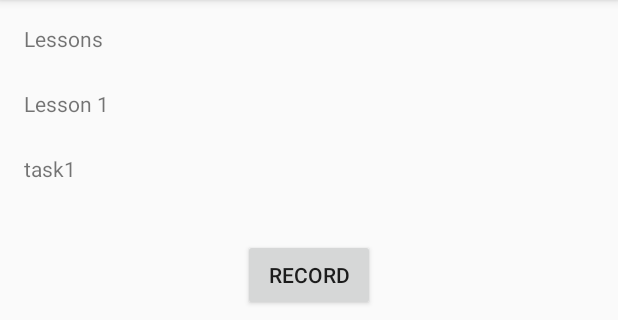
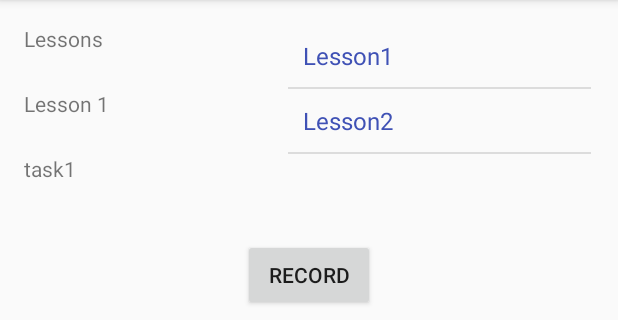
Before and after one commit to tjbright1/MusicMentor, an Android app: the screen it shows after launch once a user with an empty profile is signed in (MainActivity), after a tap on "Lesson 1", on a phone screen of 412 x 824 dp, the part 84-404 px from its top. Run offline under Robolectric (Android 15) with nearby library versions, the phone set to English and light mode, and no system bars; our stand-ins replace Firebase (no records; nobody signed in at launch, a user with empty details on screens opened directly).

Commit message:
dynamic tree view

```diff
--- a/app/src/main/java/com/example/musicmentor/musicmentor/MainActivity.java
+++ b/app/src/main/java/com/example/musicmentor/musicmentor/MainActivity.java
@@ -9,6 +9,7 @@ import android.os.Bundle;
 import android.util.Log;
 import android.view.View;
 import android.widget.Button;
+import android.widget.ExpandableListView;
 import android.widget.TextView;
 import android.widget.VideoView;
 
@@ -19,6 +20,9 @@ import com.google.firebase.storage.StorageReference;
 import com.google.firebase.storage.UploadTask;
 
 import java.io.File;
+import java.util.ArrayList;
+import java.util.LinkedHashMap;
+import java.util.List;
 
 /**
  * Logic borrowed from a tutorial at https://dzone.com/articles/android-tips
@@ -35,6 +39,29 @@ public class MainActivity extends AppCompatActivity {
     Button button;
     VideoView videoView;
     VideoView resultVideo;
+
+    private ExpandableListView expandableListView;
+
+    String[] parent = new String[]{"Lesson1", "Lesson2"};
+    String[] t1 = new String[]{"Task1", "Task2"};
+    String[] t2 = new String[]{"Task1"};
+    String[] video1 = new String[]{"Video1"};
+    String[] video2 = new String[]{"Video2"};
+    String[] video3 = new String[]{"Video1"};
+
+    LinkedHashMap<String, String[]> thirdLevelq1 = new LinkedHashMap<>();
+    LinkedHashMap<String, String[]> thirdLevelq2 = new LinkedHashMap<>();
+    LinkedHashMap<String, String[]> thirdLevelq3 = new LinkedHashMap<>();
+    /**
+     * Second level array list
+     */
+    List<String[]> secondLevel = new ArrayList<>();
+    /**
+     * Inner level data
+     */
+    List<LinkedHashMap<String, String[]>> data = new ArrayList<>();
+
+
     @Override
     protected void onCreate(Bundle savedInstanceState) {
         Log.v("tag2", "activitycreate");
@@ -49,6 +76,8 @@ public class MainActivity extends AppCompatActivity {
 
         button = (Button) findViewById(R.id.button);
         resultVideo = (VideoView) findViewById(R.id.videoView);
+
+        setUpAdapter();
     }
     /**
      * onClick handler
@@ -121,4 +150,35 @@ public class MainActivity extends AppCompatActivity {
             });
         }
     }
+
+
+
+    private void setUpAdapter() {
+        secondLevel.add(t1);
+        secondLevel.add(t2);
+        thirdLevelq1.put(t1[0], video1);
+        thirdLevelq1.put(t1[1], video2);
+        thirdLevelq2.put(t2[0], video3);
+
+        data.add(thirdLevelq1);
+        data.add(thirdLevelq2);
+        data.add(thirdLevelq3);
+        expandableListView = (ExpandableListView) findViewById(R.id.expandible_listview);
+        //passing three level of information to constructor
+        ThreeLevelListAdapter threeLevelListAdapterAdapter = new ThreeLevelListAdapter(this, parent, secondLevel, data);
+        expandableListView.setAdapter(threeLevelListAdapterAdapter);
+        expandableListView.setOnGroupExpandListener(new ExpandableListView.OnGroupExpandListener() {
+            int previousGroup = -1;
+
+            @Override
+            public void onGroupExpand(int groupPosition) {
+                if (groupPosition != previousGroup)
+                    expandableListView.collapseGroup(previousGroup);
+                previousGroup = groupPosition;
+            }
+        });
+
+
+    }
+
 }
--- /dev/null
+++ b/app/src/main/java/com/example/musicmentor/musicmentor/ThreeLevelListAdapter.java
@@ -0,0 +1,139 @@
+package com.example.musicmentor.musicmentor;
+
+import android.content.Context;
+import android.view.LayoutInflater;
+import android.view.View;
+import android.view.ViewGroup;
+import android.widget.BaseExpandableListAdapter;
+import android.widget.ExpandableListView;
+import android.widget.TextView;
+
+import java.util.ArrayList;
+import java.util.HashMap;
+import java.util.LinkedHashMap;
+import java.util.List;
+
+public class ThreeLevelListAdapter extends BaseExpandableListAdapter {
+
+    String[] parentHeaders;
+    List<String[]> secondLevel;
+    private Context context;
+    List<LinkedHashMap<String, String[]>> data;
+
+    /**
+     * Constructor
+     * @param context
+     * @param parentHeader
+     * @param secondLevel
+     * @param data
+     */
+    public ThreeLevelListAdapter(Context context, String[] parentHeader, List<String[]> secondLevel, List<LinkedHashMap<String, String[]>> data) {
+        this.context = context;
+
+        this.parentHeaders = parentHeader;
+
+        this.secondLevel = secondLevel;
+
+        this.data = data;
+    }
+
+    @Override
+    public int getGroupCount() {
+        return parentHeaders.length;
+    }
+
+    @Override
+    public int getChildrenCount(int groupPosition) {
+
+
+        // no idea why this code is working
+
+        return 1;
+
+    }
+
+    @Override
+    public Object getGroup(int groupPosition) {
+
+        return groupPosition;
+    }
+
+    @Override
+    public Object getChild(int group, int child) {
+
+
+        return child;
+
+
+    }
+
+    @Override
+    public long getGroupId(int groupPosition) {
+        return groupPosition;
+    }
+
+    @Override
+    public long getChildId(int groupPosition, int childPosition) {
+        return childPosition;
+    }
+
+    @Override
+    public boolean hasStableIds() {
+        return true;
+    }
+
+    @Override
+    public View getGroupView(int groupPosition, boolean isExpanded, View convertView, ViewGroup parent) {
+
+        LayoutInflater inflater = (LayoutInflater) context.getSystemService(Context.LAYOUT_INFLATER_SERVICE);
+        convertView = inflater.inflate(R.layout.row_first, null);
+        TextView text = (TextView) convertView.findViewById(R.id.rowParentText);
+        text.setText(this.parentHeaders[groupPosition]);
+
+        return convertView;
+    }
+
+    @Override
+    public View getChildView(int groupPosition, int childPosition, boolean isLastChild, View convertView, ViewGroup parent) {
+
+        final SecondLevelExpandableListView secondLevelELV = new SecondLevelExpandableListView(context);
+
+        String[] headers = secondLevel.get(groupPosition);
+
+
+        List<String[]> childData = new ArrayList<>();
+        HashMap<String, String[]> secondLevelData = data.get(groupPosition);
+
+        for (String key : secondLevelData.keySet()) {
+
+
+            childData.add(secondLevelData.get(key));
+
+        }
+
+
+        secondLevelELV.setAdapter(new SecondLevelAdapter(context, headers, childData));
+
+        secondLevelELV.setGroupIndicator(null);
+
+
+        secondLevelELV.setOnGroupExpandListener(new ExpandableListView.OnGroupExpandListener() {
+            int previousGroup = -1;
+
+            @Override
+            public void onGroupExpand(int groupPosition) {
+                if (groupPosition != previousGroup)
+                    secondLevelELV.collapseGroup(previousGroup);
+                previousGroup = groupPosition;
+            }
+        });
+
+
+        return secondLevelELV;
+    }
+
+    @Override
+    public boolean isChildSelectable(int groupPosition, int childPosition) {
+        return true;
+    }
+}
--- a/app/src/main/res/layout/activity_main.xml
+++ b/app/src/main/res/layout/activity_main.xml
@@ -69,4 +69,18 @@
         android:id="@+id/button"
         android:onClick="dispatchTakeVideoIntent"/>
 
+    <FrameLayout
+        android:layout_width="202dp"
+        android:layout_height="152dp"
+        android:layout_alignParentEnd="true"
+        android:layout_alignTop="@+id/lessonsTitle"
+        android:layout_marginEnd="2dp">
+
+        <ExpandableListView
+            android:groupIndicator="@null"
+            android:id="@+id/expandible_listview"
+            android:layout_width="match_parent"
+            android:layout_height="match_parent"></ExpandableListView>
+    </FrameLayout>
+
 </RelativeLayout>
--- /dev/null
+++ b/app/src/main/res/layout/row_first.xml
@@ -0,0 +1,25 @@
+<?xml version="1.0" encoding="utf-8"?>
+
+<LinearLayout xmlns:android="http://schemas.android.com/apk/res/android"
+    android:layout_width="match_parent"
+    android:layout_height="wrap_content"
+    android:orientation="horizontal"
+    android:padding="10dp">
+
+    <TextView
+        android:id="@+id/rowParentText"
+        android:layout_weight="1"
+        android:layout_width="wrap_content"
+        android:layout_height="wrap_content"
+        android:textColor="@color/colorPrimary"
+        android:textSize="16sp"/>
+
+    <ImageView
+        android:id="@+id/ivGroupIndicator"
+        android:layout_gravity="end"
+        android:layout_width="wrap_content"
+        android:layout_height="wrap_content"
+
+        android:layout_centerVertical="true"
+        android:layout_alignParentRight="true"/>
+</LinearLayout>
```
Also changed, not shown: app/src/main/java/com/example/musicmentor/musicmentor/SecondLevelAdapter.java (added, +109 -0 lines), app/src/main/java/com/example/musicmentor/musicmentor/SecondLevelExpandableListView.java (added, +20 -0 lines), app/src/main/res/layout/row_second.xml (added, +25 -0 lines), app/src/main/res/layout/row_third.xml (added, +14 -0 lines).
